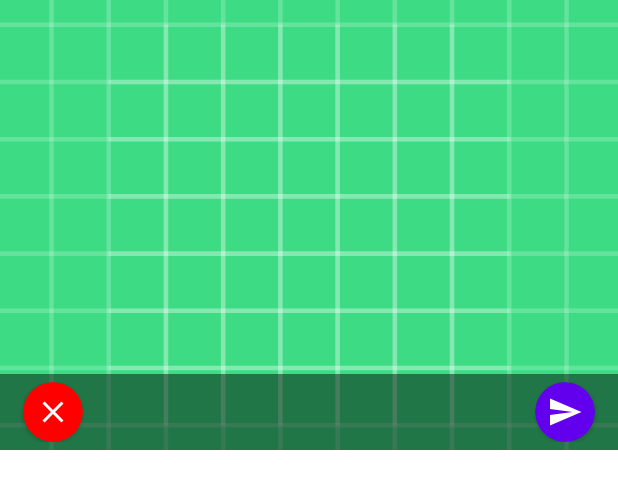
After one commit to realmohdali/Lets_Chat_No_Login, an Android app: the layout send_image.xml on its own in the app's theme, with its tools: preview values and no code run, on a phone screen of 412 x 824 dp. The commit adds this screen. Shown: the top 489 px of the screen. Run offline under Robolectric (Android 15) with nearby library versions, the phone set to English and light mode, and no system bars; network calls fail.

Commit message:
Added partial ability to upload images

```diff
--- a/app/build.gradle
+++ b/app/build.gradle
@@ -37,4 +37,5 @@ dependencies {
     androidTestImplementation 'androidx.test.espresso:espresso-core:3.4.0'
     implementation 'com.jsibbold:zoomage:1.3.1'
     implementation 'com.android.volley:volley:1.2.1'
+    implementation 'com.karumi:dexter:6.2.3'
 }
--- a/app/src/main/AndroidManifest.xml
+++ b/app/src/main/AndroidManifest.xml
@@ -3,6 +3,7 @@
     package="com.example.letschat_nologin">
 
     <uses-permission android:name="android.permission.INTERNET" />
+    <uses-permission android:name="android.permission.READ_EXTERNAL_STORAGE" />
 
     <application
         android:allowBackup="true"
@@ -20,6 +21,7 @@
         <activity
             android:name=".MainActivity"
             android:exported="true">
+
             <intent-filter>
                 <action android:name="android.intent.action.MAIN" />
 
--- /dev/null
+++ b/app/src/main/res/layout/send_image.xml
@@ -0,0 +1,66 @@
+<?xml version="1.0" encoding="utf-8"?>
+<androidx.constraintlayout.widget.ConstraintLayout xmlns:android="http://schemas.android.com/apk/res/android"
+    xmlns:app="http://schemas.android.com/apk/res-auto"
+    android:layout_width="match_parent"
+    android:layout_height="wrap_content">
+
+    <ImageView
+        android:id="@+id/image_preview"
+        android:layout_width="match_parent"
+        android:layout_height="300dp"
+        android:contentDescription="image to send"
+        android:scaleType="centerCrop"
+        android:src="@drawable/ic_launcher_background"
+        app:layout_constraintBottom_toBottomOf="parent"
+        app:layout_constraintEnd_toEndOf="parent"
+        app:layout_constraintStart_toStartOf="parent"
+        app:layout_constraintTop_toTopOf="parent" />
+
+    <RelativeLayout
+        android:layout_width="match_parent"
+        android:layout_height="wrap_content"
+        android:background="#77000000"
+        android:padding="5dp"
+        app:layout_constraintBottom_toBottomOf="@+id/image_preview">
+
+        <androidx.cardview.widget.CardView
+            android:layout_width="wrap_content"
+            android:layout_height="wrap_content"
+            android:layout_gravity="center"
+            android:layout_marginStart="10dp"
+            app:cardBackgroundColor="@color/red"
+            android:layout_alignParentStart="true"
+            app:cardCornerRadius="50dp"
+            app:contentPadding="8dp">
+
+            <ImageView
+                android:id="@+id/cancel_image_send"
+                android:layout_width="wrap_content"
+                android:layout_height="wrap_content"
+                android:contentDescription="@string/send_button"
+                android:src="@drawable/ic_baseline_clear_24" />
+        </androidx.cardview.widget.CardView>
+
+        <androidx.cardview.widget.CardView
+            android:layout_width="wrap_content"
+            android:layout_height="wrap_content"
+            android:layout_gravity="center"
+            android:layout_marginEnd="10dp"
+            android:layout_marginStart="10dp"
+            android:layout_alignParentEnd="true"
+            app:cardBackgroundColor="@color/purple_500"
+            app:cardCornerRadius="50dp"
+            app:contentPadding="8dp">
+
+            <ImageView
+                android:id="@+id/send_image"
+                android:layout_width="wrap_content"
+                android:layout_height="wrap_content"
+                android:contentDescription="@string/send_button"
+                android:src="@drawable/ic_baseline_send_24" />
+        </androidx.cardview.widget.CardView>
+
+    </RelativeLayout>
+
+
+</androidx.constraintlayout.widget.ConstraintLayout>
--- a/app/src/main/res/values/colors.xml
+++ b/app/src/main/res/values/colors.xml
@@ -7,4 +7,5 @@
     <color name="teal_700">#FF018786</color>
     <color name="black">#FF000000</color>
     <color name="white">#FFFFFFFF</color>
+    <color name="red">#FF0000</color>
 </resources>
```
Also changed, not shown: app/src/main/java/com/example/letschat_nologin/chat.java (+124 -1 lines).
